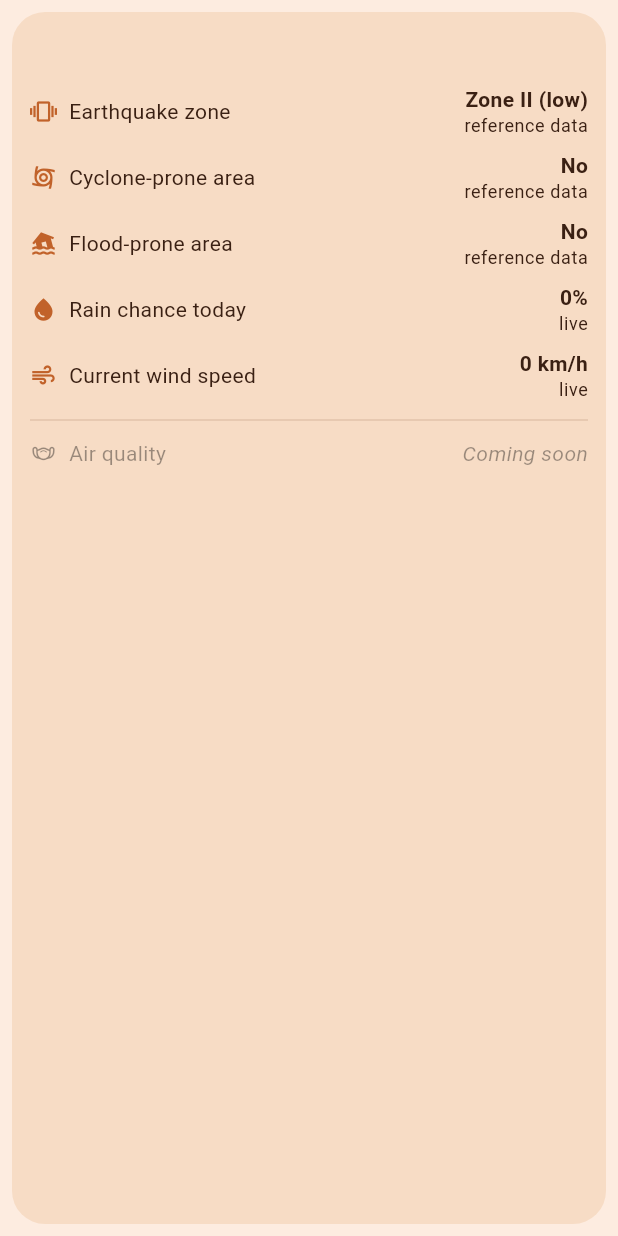
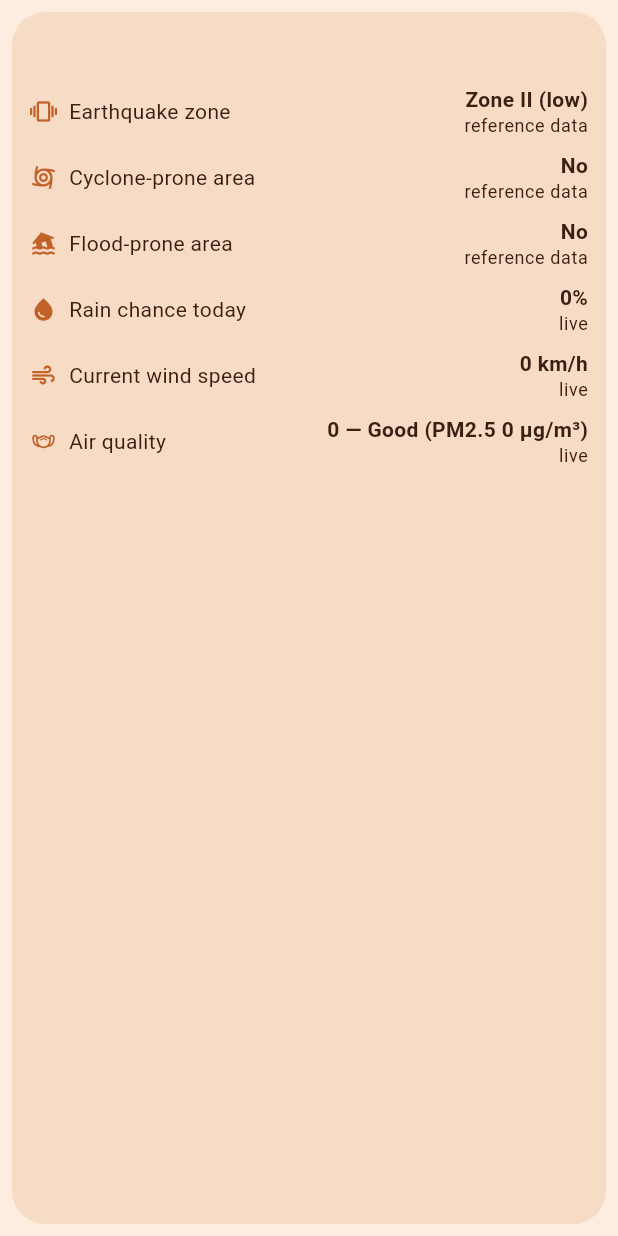
Before and after one commit to kaixenberg/foreverfit-foreverband, a Flutter app: the _RiskPanel widget shown alone on an empty page, opened directly with empty values, on a phone screen of 412 x 824 dp. Run offline on Flutter 3.47's test engine with Material 3 defaults, Android fonts, the phone set to English and light mode, and no system bars; our stand-ins replace audioplayers, fl_chart, flutter_blue_plus, flutter_map, geolocator, hive_flutter and 4 more; missing offline and left inert: flutter_litert, flutter_map_cache, http_cache_core, http_cache_file_store; accounts and stored records are empty.

Commit message:
Implement air quality on the disaster map (online + cached offline)
Closes the "Air quality" gap called out in ARCHITECTURE.md's own
problem-statement review. Uses Open-Meteo's separate Air Quality API
(air-quality-api.open-meteo.com — different host from the weather
forecast endpoint already in use, same no-key/no-signup terms, verified
live: a real AQI 203 "Very Unhealthy" reading for Delhi) for US AQI,
PM2.5, and PM10.

Same data-first/cached-fallback pattern as every other live signal in
DisasterService: live fetch -> cache with timestamp -> last-cached value
shown with a staleness label when offline. Deliberately no static
offline baseline (unlike seismic zone/cyclone/flood-prone) — AQI swings
hour to hour with traffic/weather/season, so a hardcoded "this state is
usually X" table would be actively misleading, not just approximate.

Map screen: replaced the "Air quality — Coming soon" stub row with a
real one (AQI + category + PM2.5, with the same live/cached freshness
label every other row has). _StubRow is gone from map_screen.dart — the
Map's risk panel is now stub-free. AQI >150 ("Unhealthy") also feeds the
existing warning banner threshold, alongside heavy rain/nearby quakes/
high wind — deliberately not wired into the full-screen imminent-warning
siren system, since air quality isn't the same acute drop-everything
category as an earthquake or flood.

ARCHITECTURE.md/README.md updated; also removed a stale "Trend/
daily-summary views" README roadmap line left over from when
MetricHistoryScreen's period selector was built.

Co-Authored-By: Claude Sonnet 5 <noreply@anthropic.com>

```diff
--- a/app/health_companion/lib/disaster/disaster_service.dart
+++ b/app/health_companion/lib/disaster/disaster_service.dart
@@ -32,6 +32,18 @@ class DisasterRisk {
   final DataFreshness quakeFreshness;
   final DateTime? quakeAsOf;
 
+  // US AQI (0-500 scale) + the two pollutants judges/users actually
+  // recognize, from Open-Meteo's separate air-quality endpoint. No
+  // static offline baseline (unlike seismic zone/cyclone/flood-prone) —
+  // AQI swings hour to hour with traffic/weather/season, so a hardcoded
+  // "this state is usually X" table would be misleading rather than
+  // merely approximate. Live-or-cached only, same as precipitation/wind.
+  final double? usAqi;
+  final double? pm25;
+  final double? pm10;
+  final DataFreshness airQualityFreshness;
+  final DateTime? airQualityAsOf;
+
   DisasterRisk({
     required this.stateName,
     required this.hazardProfile,
@@ -46,12 +58,30 @@ class DisasterRisk {
     required this.nearbyMaxQuakeMagnitude,
     required this.quakeFreshness,
     required this.quakeAsOf,
+    required this.usAqi,
+    required this.pm25,
+    required this.pm10,
+    required this.airQualityFreshness,
+    required this.airQualityAsOf,
   });
+
+  /// NOAA/AirNow-standard US AQI category labels.
+  String? get aqiCategory {
+    final aqi = usAqi;
+    if (aqi == null) return null;
+    if (aqi <= 50) return 'Good';
+    if (aqi <= 100) return 'Moderate';
+    if (aqi <= 150) return 'Unhealthy for Sensitive Groups';
+    if (aqi <= 200) return 'Unhealthy';
+    if (aqi <= 300) return 'Very Unhealthy';
+    return 'Hazardous';
+  }
 
   bool get hasWarning =>
       (precipitationProbabilityPercent ?? 0) > 70 ||
       (nearbyMaxQuakeMagnitude ?? 0) >= 4.5 ||
-      (hazardProfile.cycloneProne && (windSpeedKmh ?? 0) > 40);
+      (hazardProfile.cycloneProne && (windSpeedKmh ?? 0) > 40) ||
+      (usAqi ?? 0) > 150;
 
   String? get warningMessage {
     final reasons = <String>[];
@@ -66,6 +96,9 @@ class DisasterRisk {
     if (hazardProfile.cycloneProne && (windSpeedKmh ?? 0) > 40) {
       reasons.add('strong winds (${windSpeedKmh!.round()} km/h) in a '
           'cyclone-prone area');
+    }
+    if ((usAqi ?? 0) > 150) {
+      reasons.add('$aqiCategory air quality (AQI ${usAqi!.round()})');
     }
     if (reasons.isEmpty) return null;
     return 'Elevated risk: ${reasons.join(', ')}.';
@@ -157,6 +190,7 @@ class DisasterService extends ChangeNotifier {
 
       final weather = await _fetchWeather(position);
       final quakes = await _fetchQuakes(position);
+      final airQuality = await _fetchAirQuality(position);
 
       risk = DisasterRisk(
         stateName: stateName,
@@ -176,6 +210,15 @@ class DisasterService extends ChangeNotifier {
             ? (quakes.isLive ? DataFreshness.live : DataFreshness.cachedStale)
             : DataFreshness.staticOnly,
         quakeAsOf: quakes?.asOf,
+        usAqi: airQuality?.usAqi,
+        pm25: airQuality?.pm25,
+        pm10: airQuality?.pm10,
+        airQualityFreshness: airQuality != null
+            ? (airQuality.isLive
+                ? DataFreshness.live
+                : DataFreshness.cachedStale)
+            : DataFreshness.staticOnly,
+        airQualityAsOf: airQuality?.asOf,
       );
       lastError = null;
     } catch (e) {
@@ -347,6 +390,52 @@ class DisasterService extends ChangeNotifier {
     }
   }
 
+  Future<_AirQualityResult?> _fetchAirQuality(Position position) async {
+    try {
+      // Open-Meteo's dedicated air-quality endpoint (separate host from
+      // the weather forecast one), same no-key/no-signup deal, verified
+      // with a live test call before use — see ARCHITECTURE.md.
+      final uri =
+          Uri.https('air-quality-api.open-meteo.com', '/v1/air-quality', {
+        'latitude': position.latitude.toString(),
+        'longitude': position.longitude.toString(),
+        'current': 'pm2_5,pm10,us_aqi',
+        'timezone': 'auto',
+      });
+      final resp = await http.get(uri).timeout(_fetchTimeout);
+      if (resp.statusCode != 200) throw Exception('HTTP ${resp.statusCode}');
+
+      final body = jsonDecode(resp.body) as Map<String, dynamic>;
+      final current = body['current'] as Map<String, dynamic>;
+      final usAqi = (current['us_aqi'] as num?)?.toDouble();
+      final pm25 = (current['pm2_5'] as num?)?.toDouble();
+      final pm10 = (current['pm10'] as num?)?.toDouble();
+      if (usAqi == null) throw Exception('No AQI in response');
+
+      final now = DateTime.now();
+      await _cache?.put('lastUsAqi', usAqi);
+      if (pm25 != null) await _cache?.put('lastPm25', pm25);
+      if (pm10 != null) await _cache?.put('lastPm10', pm10);
+      await _cache?.put('lastAirQualityAt', now.toIso8601String());
+
+      return _AirQualityResult(
+          usAqi: usAqi, pm25: pm25, pm10: pm10, asOf: now, isLive: true);
+    } catch (_) {
+      final usAqi = _cache?.get('lastUsAqi') as double?;
+      final pm25 = _cache?.get('lastPm25') as double?;
+      final pm10 = _cache?.get('lastPm10') as double?;
+      final asOfStr = _cache?.get('lastAirQualityAt') as String?;
+      if (usAqi == null || asOfStr == null) return null;
+      return _AirQualityResult(
+        usAqi: usAqi,
+        pm25: pm25,
+        pm10: pm10,
+        asOf: DateTime.tryParse(asOfStr),
+        isLive: false,
+      );
+    }
+  }
+
   Future<_QuakeResult?> _fetchQuakes(Position position) async {
     try {
       final startTime = DateTime.now()
@@ -415,6 +504,22 @@ class _WeatherResult {
   });
 }
 
+class _AirQualityResult {
+  final double usAqi;
+  final double? pm25;
+  final double? pm10;
+  final DateTime? asOf;
+  final bool isLive;
+
+  _AirQualityResult({
+    required this.usAqi,
+    required this.pm25,
+    required this.pm10,
+    required this.asOf,
+    required this.isLive,
+  });
+}
+
 class _QuakeResult {
   final int count;
   final double? maxMagnitude;
--- a/app/health_companion/lib/screens/map_screen.dart
+++ b/app/health_companion/lib/screens/map_screen.dart
@@ -253,37 +253,17 @@ class _RiskPanel extends StatelessWidget {
                 freshness: risk.weatherFreshness,
                 asOf: risk.weatherAsOf,
               ),
-            const Divider(),
-            const _StubRow(icon: Icons.masks_outlined, label: 'Air quality'),
+            if (risk.usAqi != null)
+              _RiskRow(
+                icon: Icons.masks_outlined,
+                label: 'Air quality',
+                value: '${risk.usAqi!.round()} — ${risk.aqiCategory}'
+                    '${risk.pm25 != null ? ' (PM2.5 ${risk.pm25!.toStringAsFixed(0)} µg/m³)' : ''}',
+                freshness: risk.airQualityFreshness,
+                asOf: risk.airQualityAsOf,
+              ),
           ],
         ),
-      ),
-    );
-  }
-}
-
-/// A roadmap item with no data behind it yet (see ARCHITECTURE.md) —
-/// visually distinct from _RiskRow so "not built" is never confused with
-/// "offline baseline" or "stale cache".
-class _StubRow extends StatelessWidget {
-  const _StubRow({required this.icon, required this.label});
-
-  final IconData icon;
-  final String label;
-
-  @override
-  Widget build(BuildContext context) {
-    final muted = Theme.of(context).disabledColor;
-    return Padding(
-      padding: const EdgeInsets.symmetric(vertical: 4),
-      child: Row(
-        children: [
-          Icon(icon, size: 18, color: muted),
-          const SizedBox(width: 8),
-          Expanded(child: Text(label, style: TextStyle(color: muted))),
-          Text('Coming soon',
-              style: TextStyle(color: muted, fontStyle: FontStyle.italic)),
-        ],
       ),
     );
   }
```
Also changed, not shown: 2 other files.
